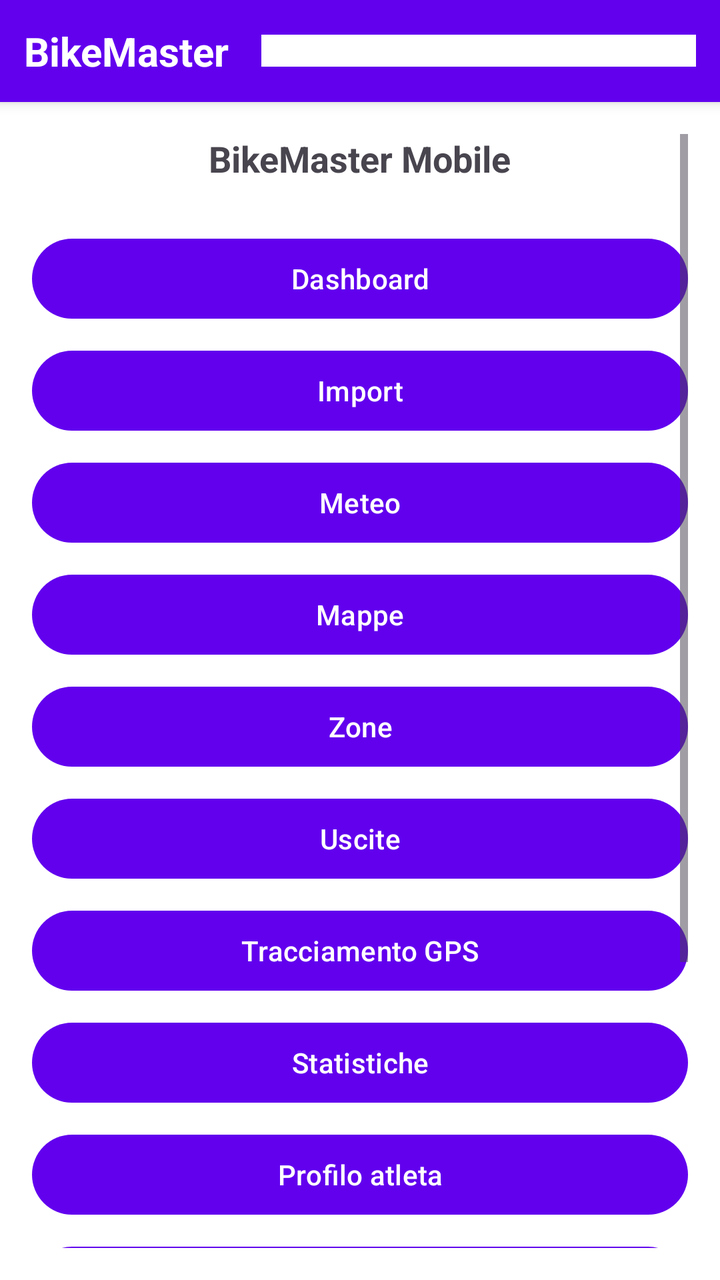
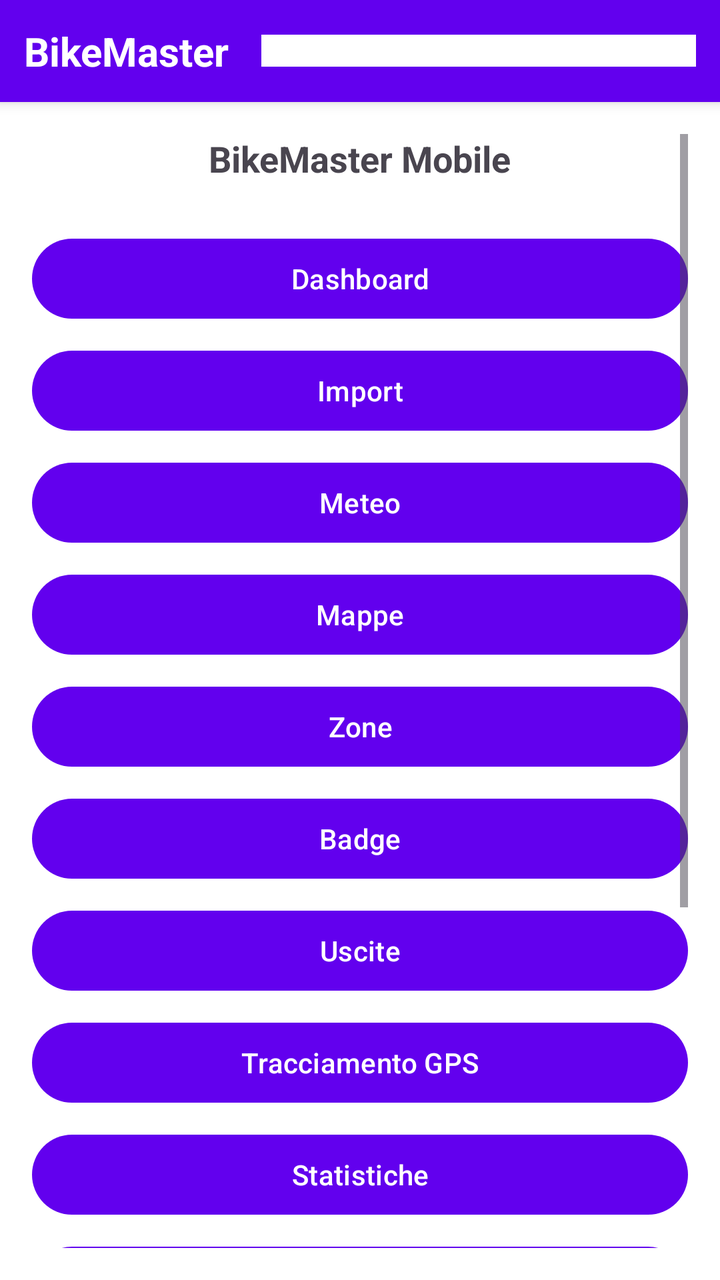

The first picture is an Android layout as it rendered before a commit; the second is the same layout after the commit. The layout source and the unified diff follow.
<!-- AndroidManifest.xml: application theme Theme.BikeMaster -->
<!-- res/layout/activity_main.xml -->
<?xml version="1.0" encoding="utf-8"?>
<LinearLayout xmlns:android="http://schemas.android.com/apk/res/android"
    android:layout_width="match_parent"
    android:layout_height="match_parent"
    android:orientation="vertical"
    android:background="@android:color/white">

    <LinearLayout
        android:layout_width="match_parent"
        android:layout_height="wrap_content"
        android:orientation="horizontal"
        android:gravity="center_vertical"
        android:padding="12dp"
        android:background="?attr/colorPrimary"
        android:elevation="4dp">

        <TextView
            android:layout_width="wrap_content"
            android:layout_height="wrap_content"
            android:text="@string/app_name"
            android:textColor="@android:color/white"
            android:textSize="20sp"
            android:textStyle="bold"
            android:layout_weight="0" />

        <Spinner
            android:id="@+id/nav_spinner"
            android:layout_width="0dp"
            android:layout_height="wrap_content"
            android:layout_marginStart="16dp"
            android:layout_weight="1"
            android:background="@android:color/white"
            android:padding="8dp"
            android:spinnerMode="dropdown" />
    </LinearLayout>

    <ScrollView
        android:layout_width="match_parent"
        android:layout_height="match_parent"
        android:padding="16dp">

        <LinearLayout
            android:layout_width="match_parent"
            android:layout_height="wrap_content"
            android:orientation="vertical"
            android:gravity="center_horizontal">

            <TextView
                android:layout_width="wrap_content"
                android:layout_height="wrap_content"
                android:text="BikeMaster Mobile"
                android:textSize="18sp"
                android:textStyle="bold"
                android:layout_marginBottom="24dp" />

            <Button
                android:id="@+id/btn_dashboard"
                android:layout_width="match_parent"
                android:layout_height="wrap_content"
                android:text="Dashboard"
                android:layout_marginBottom="8dp" />

            <Button
                android:id="@+id/btn_import"
                android:layout_width="match_parent"
                android:layout_height="wrap_content"
                android:text="@string/import_data"
                android:layout_marginBottom="8dp" />

            <Button
                android:id="@+id/btn_weather"
                android:layout_width="match_parent"
                android:layout_height="wrap_content"
                android:text="Meteo"
                android:layout_marginBottom="8dp" />

            <Button
                android:id="@+id/btn_maps"
                android:layout_width="match_parent"
                android:layout_height="wrap_content"
                android:text="@string/maps"
                android:layout_marginBottom="8dp" />

            <Button
                android:id="@+id/btn_zones"
                android:layout_width="match_parent"
                android:layout_height="wrap_content"
                android:text="@string/zones"
                android:layout_marginBottom="8dp" />

            <Button
                android:id="@+id/btn_rides"
                android:layout_width="match_parent"
                android:layout_height="wrap_content"
                android:text="@string/rides"
                android:layout_marginBottom="8dp" />

            <Button
                android:id="@+id/btn_tracking"
                android:layout_width="match_parent"
                android:layout_height="wrap_content"
                android:text="@string/tracking"
                android:layout_marginBottom="8dp" />

            <Button
                android:id="@+id/btn_stats"
                android:layout_width="match_parent"
                android:layout_height="wrap_content"
                android:text="@string/statistics"
                android:layout_marginBottom="8dp" />

            <Button
                android:id="@+id/btn_athlete"
                android:layout_width="match_parent"
                android:layout_height="wrap_content"
                android:text="@string/profile"
                android:layout_marginBottom="8dp" />

            <Button
                android:id="@+id/btn_coach"
                android:layout_width="match_parent"
                android:layout_height="wrap_content"
                android:text="@string/coach"
                android:layout_marginBottom="8dp" />

            <Button
                android:id="@+id/btn_calendar"
                android:layout_width="match_parent"
                android:layout_height="wrap_content"
                android:text="@string/calendar"
                android:layout_marginBottom="8dp" />

            <Button
                android:id="@+id/btn_login"
                android:layout_width="match_parent"
                android:layout_height="wrap_content"
                android:text="@string/login"
                android:layout_marginBottom="8dp" />

            <Button
                android:id="@+id/btn_settings"
                android:layout_width="match_parent"
                android:layout_height="wrap_content"
                android:text="@string/settings"
                android:layout_marginBottom="8dp" />

        </LinearLayout>
    </ScrollView>

</LinearLayout>
<!-- resources referenced by this layout -->
<resources>
  <string name="app_name">BikeMaster</string>
  <string name="calendar">Calendario</string>
  <string name="coach">AI Coach</string>
  <string name="import_data">Import</string>
  <string name="login">Login</string>
  <string name="maps">Mappe</string>
  <string name="profile">Profilo atleta</string>
  <string name="rides">Uscite</string>
  <string name="settings">Impostazioni</string>
  <string name="statistics">Statistiche</string>
  <string name="tracking">Tracciamento GPS</string>
  <string name="zones">Zone</string>
  <style name="Theme.BikeMaster" parent="Base.Theme.BikeMaster" />
  <style name="Base.Theme.BikeMaster" parent="Theme.Material3.DayNight.NoActionBar">
          <item name="colorPrimary">@color/purple_500</item>
          <item name="colorPrimaryVariant">@color/purple_700</item>
          <item name="colorOnPrimary">@color/white</item>
          <item name="colorSecondary">@color/teal_200</item>
          <item name="colorSecondaryVariant">@color/teal_700</item>
          <item name="android:statusBarColor" tools:targetApi="l">?attr/colorPrimaryVariant</item>
      </style>
  <color name="purple_500">#FF6200EE</color>
  <color name="purple_700">#FF3700B3</color>
  <color name="white">#FFFFFFFF</color>
  <color name="teal_200">#FF03DAC5</color>
  <color name="teal_700">#FF018786</color>
</resources>

<!-- the commit's change to res/layout/activity_main.xml (unified diff, before → after) -->
@@ -89,6 +89,13 @@
                 android:layout_marginBottom="8dp" />
 
             <Button
+                android:id="@+id/btn_badges"
+                android:layout_width="match_parent"
+                android:layout_height="wrap_content"
+                android:text="@string/badges"
+                android:layout_marginBottom="8dp" />
+
+            <Button
                 android:id="@+id/btn_rides"
                 android:layout_width="match_parent"
                 android:layout_height="wrap_content"
<!-- resource entries referenced after the edit -->
@@ -1,6 +1,7 @@
 <!-- resources referenced by this layout -->
 <resources>
   <string name="app_name">BikeMaster</string>
+  <string name="badges">Badge</string>
   <string name="calendar">Calendario</string>
   <string name="coach">AI Coach</string>
   <string name="import_data">Import</string>
